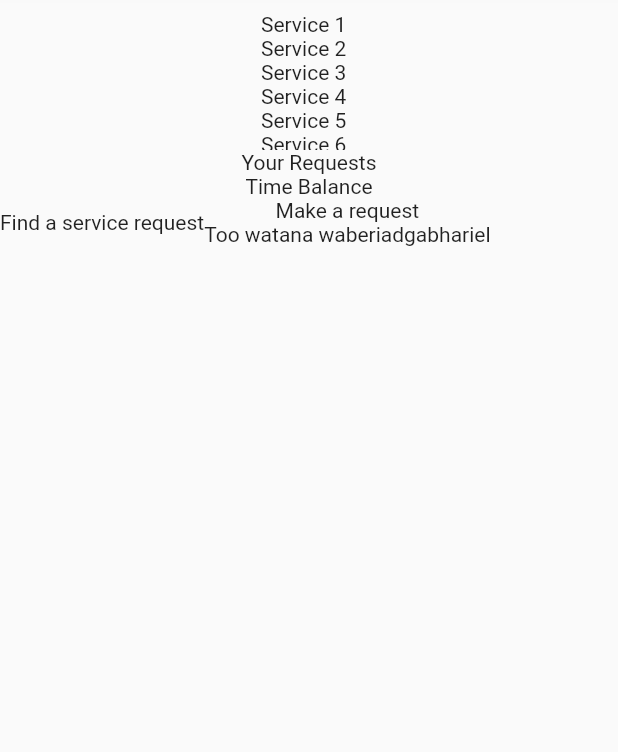
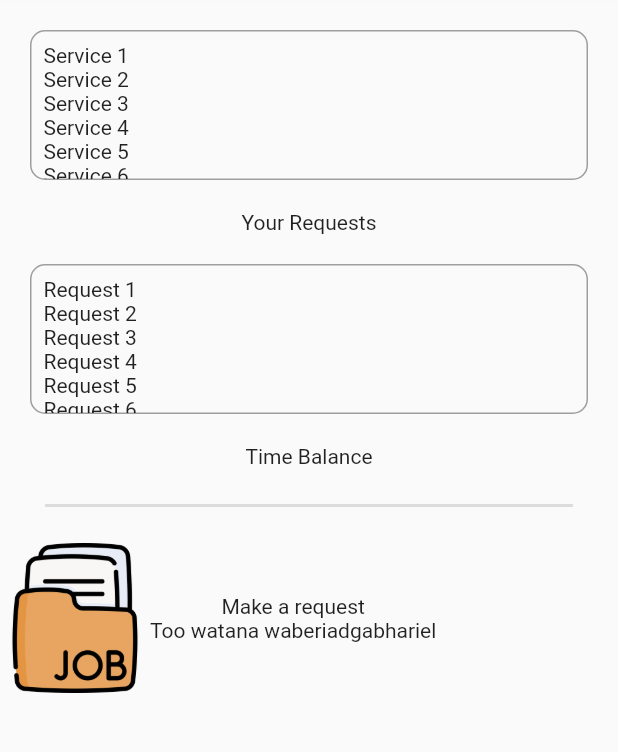
Before and after one commit to de-timebank/frontend, a Flutter app: the screen it shows after launch, on a phone screen of 412 x 824 dp, the part 108-860 px from its top. Run offline on Flutter 3.47's test engine with Material 2 defaults, Android fonts, the phone set to English and light mode, and no system bars.

Commit message:
add picture, make border etc

```diff
--- a/lib/main.dart
+++ b/lib/main.dart
@@ -37,8 +37,13 @@ class _MyHomePageState extends State<MyHomePage> {
           children: [
             Text('Recent services'),
             Container(
-              height: 100,
-              width: 80,
+               height: 100,
+               //width: 80,
+               margin: EdgeInsets.all(20.0),
+              decoration: BoxDecoration(
+                border: Border.all(color: Colors.grey),
+                borderRadius: BorderRadius.circular(10),
+              ),
               child: ListView(
                 shrinkWrap: true,
                 padding: const EdgeInsets.all(8),
@@ -54,9 +59,45 @@ class _MyHomePageState extends State<MyHomePage> {
               ),
             ),
             Text('Your Requests'),
+            Container(
+              height: 100,
+              //width: 80,
+              margin: EdgeInsets.all(20.0),
+               decoration: BoxDecoration(
+                border: Border.all(color: Colors.grey),
+                borderRadius: BorderRadius.circular(10),
+              ),
+              child: ListView(
+                shrinkWrap: true,
+                padding: const EdgeInsets.all(8),
+                children: [
+                  Text('Request 1'),
+                  Text('Request 2'),
+                  Text('Request 3'),
+                  Text('Request 4'),
+                  Text('Request 5'),
+                  Text('Request 6'),
+                  Text('Request 7'),
+                ],
+              ),
+            ),
             Text('Time Balance'),
+            Divider( //horizontal line
+              height: 50,
+              thickness: 2,
+              indent: 30,
+              endIndent: 30
+            ),
             Row(children: [
-              Text('Find a service request'),
+              InkWell(
+                onTap: () {},
+                child: Ink.image(
+                  image: AssetImage('asset/folder.png'),
+                  height: 100,
+                  width: 100,
+                  //child: Text('Find a service request'),
+                )
+              ),
               Column(
                 children: [
                   Text('Make a request'),
--- a/pubspec.yaml
+++ b/pubspec.yaml
@@ -58,9 +58,8 @@ flutter:
   uses-material-design: true
 
   # To add assets to your application, add an assets section, like this:
-  # assets:
-  #   - images/a_dot_burr.jpeg
-  #   - images/a_dot_ham.jpeg
+  assets:
+    - asset/folder.png
 
   # An image asset can refer to one or more resolution-specific "variants", see
   # https://flutter.dev/assets-and-images/#resolution-aware
```
Also changed, not shown: asset/folder.png (added).
